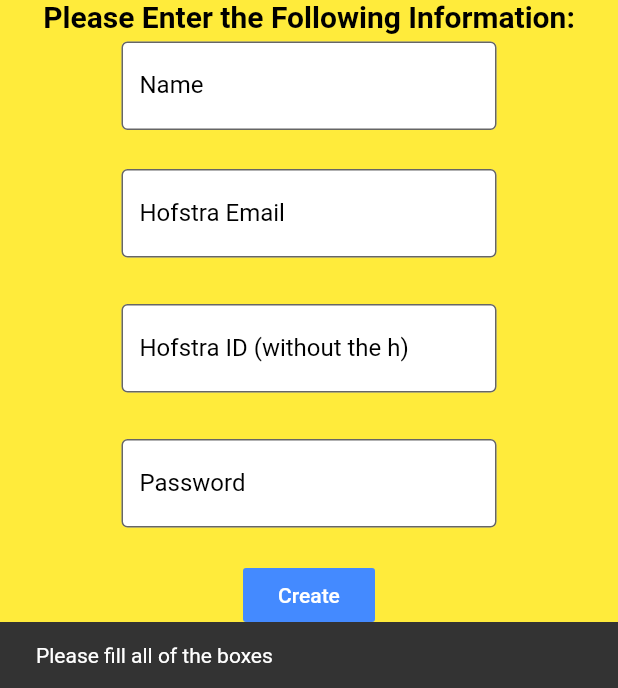
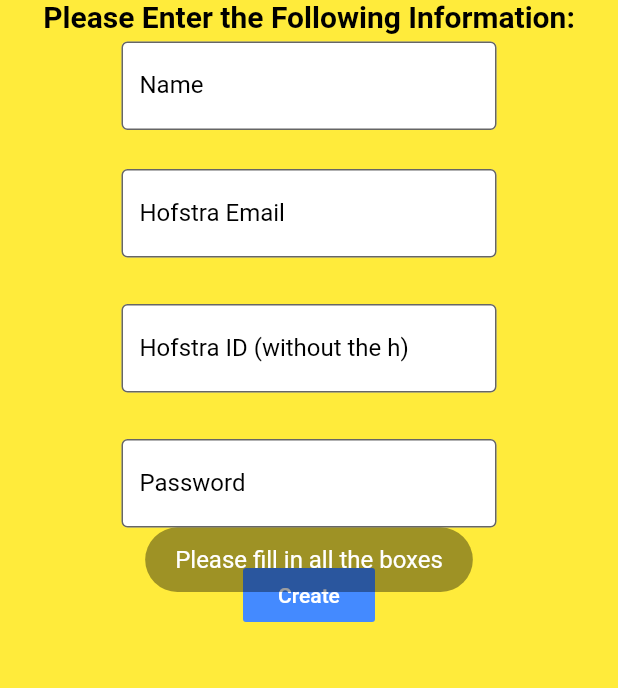
Before and after one commit to dtleight/HofSwap, a Flutter app: the NewUserPage screen opened directly, after a tap on "Create", on a phone screen of 412 x 824 dp, the part 548-1236 px from its top. Run offline on Flutter 3.47's test engine with Material 2 defaults, Android fonts, the phone set to English and light mode, and no system bars; our stand-ins replace cached_network_image, cloud_firestore, firebase_auth, firebase_core, fluttertoast, image_picker; missing offline and left inert: mailer; accounts and stored records are empty.

```diff
--- a/lib/Pages/NewUserPage.dart
+++ b/lib/Pages/NewUserPage.dart
@@ -203,40 +203,77 @@ class _NewUserPageState extends State<NewUserPage> {
                                         }
                                       }
                                       else {
-                                        Scaffold.of(context).showSnackBar(
-                                            SnackBar(
-                                              content: Text(
-                                                  "Your Password must contain at least 6 characters"),));
+                                        Fluttertoast.showToast(
+                                            msg: "Your password must contain at least 6 characters",
+                                            toastLength: Toast.LENGTH_SHORT,
+                                            gravity: ToastGravity.BOTTOM,
+                                            timeInSecForIosWeb: 1,
+                                            backgroundColor: Colors.black38,
+                                            textColor: Colors.white,
+                                            fontSize: 16.0
+                                        );
                                       }
                                     }
 
                                     else {
-                                      Scaffold.of(context).showSnackBar(
-                                          SnackBar(
-                                            content: Text(
-                                                "This Hofstra ID already is in use"),));
+                                      Fluttertoast.showToast(
+                                          msg: "This Hofstra ID is already in use",
+                                          toastLength: Toast.LENGTH_SHORT,
+                                          gravity: ToastGravity.BOTTOM,
+                                          timeInSecForIosWeb: 1,
+                                          backgroundColor: Colors.black38,
+                                          textColor: Colors.white,
+                                          fontSize: 16.0
+                                      );
                                     }
                                   }
                                   else {
-                                    Scaffold.of(context).showSnackBar(SnackBar(
-                                      content: Text("Invalid Hofstra ID"),));
+                                    Fluttertoast.showToast(
+                                        msg: "Invalid Hofstra ID",
+                                        toastLength: Toast.LENGTH_SHORT,
+                                        gravity: ToastGravity.BOTTOM,
+                                        timeInSecForIosWeb: 1,
+                                        backgroundColor: Colors.black38,
+                                        textColor: Colors.white,
+                                        fontSize: 16.0
+                                    );
                                   }
                                 }
                                 else {
-                                  Scaffold.of(context).showSnackBar(SnackBar(
-                                    content: Text(
-                                        "Please type in a hofstra email"),));
+                                  Fluttertoast.showToast(
+                                      msg: "Please type in a Hofstra email",
+                                      toastLength: Toast.LENGTH_SHORT,
+                                      gravity: ToastGravity.BOTTOM,
+                                      timeInSecForIosWeb: 1,
+                                      backgroundColor: Colors.black38,
+                                      textColor: Colors.white,
+                                      fontSize: 16.0
+                                  );
                                 }
                               }
                               else {
-                                Scaffold.of(context).showSnackBar(SnackBar(
-                                  content: Text("Invalid email"),));
+                                Fluttertoast.showToast(
+                                    msg: "Invalid Email",
+                                    toastLength: Toast.LENGTH_SHORT,
+                                    gravity: ToastGravity.BOTTOM,
+                                    timeInSecForIosWeb: 1,
+                                    backgroundColor: Colors.black38,
+                                    textColor: Colors.white,
+                                    fontSize: 16.0
+                                );
                               }
 
                           }
                           else {
-                            Scaffold.of(context).showSnackBar(SnackBar(
-                              content: Text("Please fill all of the boxes"),));
+                            Fluttertoast.showToast(
+                                msg: "Please fill in all the boxes",
+                                toastLength: Toast.LENGTH_SHORT,
+                                gravity: ToastGravity.BOTTOM,
+                                timeInSecForIosWeb: 1,
+                                backgroundColor: Colors.black38,
+                                textColor: Colors.white,
+                                fontSize: 16.0
+                            );
                           }
 
                           },
```
Also changed, not shown: lib/Pages/LoginPage.dart (+19 -6 lines), lib/Pages/forgetPasswordPage.dart (+46 -21 lines).
